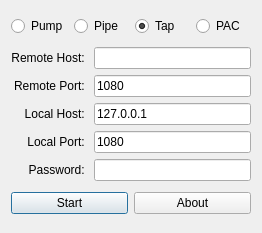
Old version of the form pipesocks/mainwidget.ui in the repository pipesocks/pipesocks.
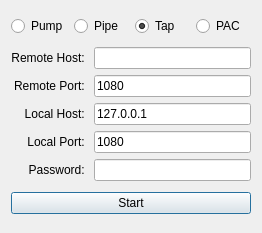
New version of the form.

Commit message: GUI is finished

Patch:
```diff
--- a/pipesocks/mainwidget.ui
+++ b/pipesocks/mainwidget.ui
@@ -150,13 +150,6 @@
        </property>
       </widget>
      </item>
-     <item>
-      <widget class="QPushButton" name="About">
-       <property name="text">
-        <string>About</string>
-       </property>
-      </widget>
-     </item>
     </layout>
    </item>
   </layout>
```
Left out of the diff: 96 changed lines with no effect on the pictures. The commit also changes 3 other files.
